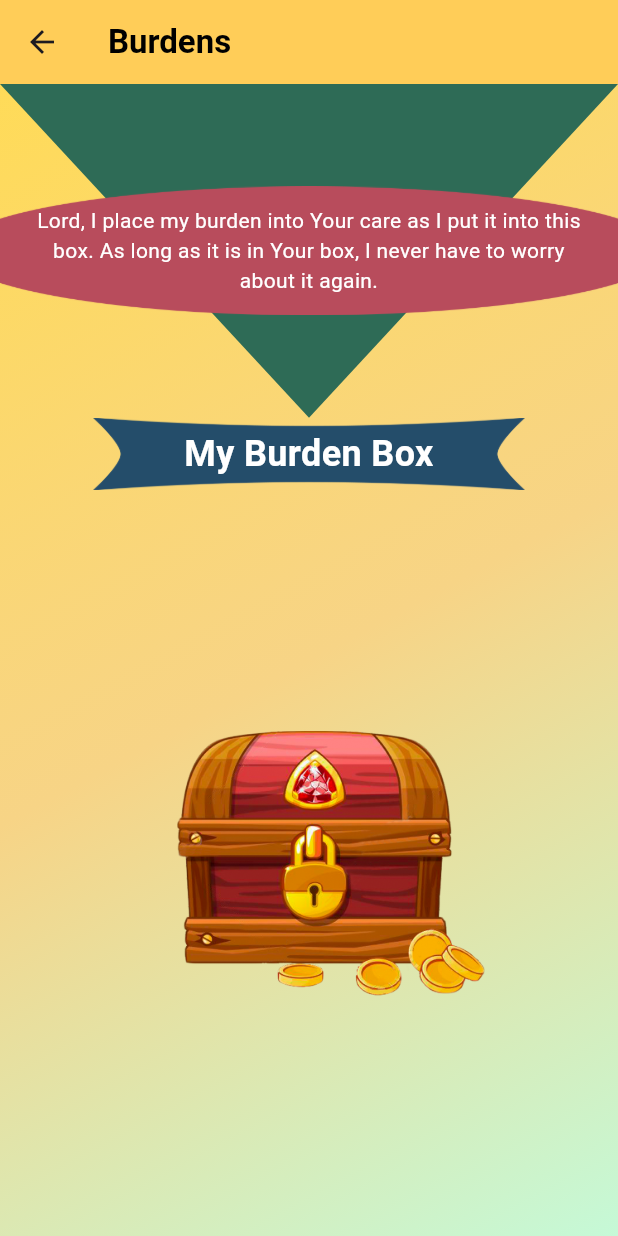
After one commit to Jakebluhm/morning_mustard, a Flutter app: the BoxPage screen opened by its route, on a phone screen of 412 x 824 dp. The commit adds this screen. Run offline on Flutter 3.47's test engine with Material 3 defaults, Android fonts, the phone set to English and light mode, and no system bars; our stand-ins replace flutter_hooks, flutter_riverpod, freezed_annotation, go_router, hooks_riverpod, riverpod_annotation; generated files the repository leaves out were written again.

Commit message:
Burden box page

```diff
--- a/lib/constants/menu_button_data.dart
+++ b/lib/constants/menu_button_data.dart
@@ -27,7 +27,8 @@ List<ButtonItem> buttonItems = [
   ButtonItem(
       imagePath:
           'lib/assets/menu/menu_treasurebox.imageset/menu_treasurebox.png',
-      label: 'Label 6'),
+      label: 'Label 6',
+      route: AppRoutes.boxPage),
   ButtonItem(
       imagePath: 'lib/assets/menu/menu_bubble.imageset/menu_bubble.png',
       label: 'Label 2',
--- /dev/null
+++ b/lib/pages/box_page.dart
@@ -0,0 +1,219 @@
+import 'dart:math';
+
+import 'package:flutter/material.dart';
+import 'package:flutter_hooks/flutter_hooks.dart';
+import 'package:hooks_riverpod/hooks_riverpod.dart';
+import 'package:morning_mustard/providers/game/box_burdens_provider.dart';
+import 'package:morning_mustard/services/navigation_service/navigation_service.dart';
+import 'package:morning_mustard/widgets/burden_modal_widget.dart';
+import 'package:morning_mustard/widgets/heart_modal_widget.dart';
+
+class BoxPage extends HookConsumerWidget {
+  BoxPage();
+
+  @override
+  Widget build(BuildContext context, WidgetRef ref) {
+    final boxOpen = useState(false);
+    final burdens = ref.watch(burdensProvider);
+    final burdensNotifier = ref.watch(burdensProvider.notifier);
+
+    final currentBurden = useState<String>("");
+    final TextEditingController burdenController = useTextEditingController();
+
+    double screenWidth = MediaQuery.of(context).size.width;
+    double screenHeight = MediaQuery.of(context).size.height;
+    double imageHeight = screenHeight * 0.25;
+
+    // Function to add a verse to the list
+    void addBurden(String burden) {
+      if (burden.isNotEmpty) {
+        burdensNotifier.addBurden(burden);
+        currentBurden.value = burden;
+        burdenController.clear();
+      }
+    }
+
+    // Function to add a burden to the list
+    void deleteBurden(String burden) {
+      burdensNotifier.deleteBurden(burden);
+    }
+
+    void onInfoPress(
+      BuildContext context,
+    ) {
+      showDialog(
+        context: context,
+        builder: (BuildContext context) => BurdenModal(onRemove: deleteBurden),
+      );
+    }
+
+    return Scaffold(
+      appBar: AppBar(
+        title: const Text(
+          'Burdens',
+          style: TextStyle(color: Colors.black, fontWeight: FontWeight.bold),
+        ),
+        backgroundColor: Color.fromRGBO(255, 205, 88, 1),
+        leading: IconButton(
+          icon: const Icon(Icons.arrow_back),
+          onPressed: () {
+            ref.navigationService.goToMenuPage();
+            debugPrint("Left Icon button pressed!");
+          },
+        ),
+      ),
+      body: Container(
+        decoration: const BoxDecoration(
+          gradient: LinearGradient(
+              begin: Alignment.topLeft,
+              end: Alignment.bottomRight,
+              colors: [
+                Color.fromRGBO(255, 219, 88, 1.0),
+                Color.fromRGBO(0xf7, 0xd4, 0x86, 1.0),
+                Color.fromRGBO(0xc5, 0xf9, 0xd7, 1.0),
+              ]),
+        ),
+        child: Column(
+          children: [
+            Stack(
+              alignment: Alignment.center,
+              children: [
+                Transform.rotate(
+                  angle: pi,
+                  child: CustomPaint(
+                    size: Size(screenWidth, screenHeight * 0.27),
+                    painter: TrianglePainter(),
+                  ),
+                ),
+                Image.asset(
+                  'lib/assets/TreasureBox/Ellipse 1.imageset/Ellipse 1.png',
+                  fit: BoxFit.contain,
+                ),
+                Padding(
+                  padding: EdgeInsets.symmetric(horizontal: screenWidth * 0.06),
+                  child: const Text(
+                    'Lord, I place my burden into Your care as I put it into this box. As long as it is in Your box, I never have to worry about it again.',
+                    textAlign: TextAlign.center,
+                    style: TextStyle(color: Colors.white),
+                  ),
+                )
+              ],
+            ),
+            Padding(
+              padding: EdgeInsets.symmetric(horizontal: screenWidth * 0.15),
+              child: Stack(
+                alignment: Alignment.center,
+                children: [
+                  Image.asset(
+                    'lib/assets/TreasureBox/Shape 1.imageset/Shape 1.png',
+                    fit: BoxFit.contain,
+                  ),
+                  const Text(
+                    "My Burden Box",
+                    textAlign: TextAlign.center,
+                    style: TextStyle(
+                        color: Colors.white,
+                        fontSize: 24.0,
+                        fontWeight: FontWeight.bold),
+                  )
+                ],
+              ),
+            ),
+            Expanded(
+              child: GestureDetector(
+                onTap: () {
+                  if (boxOpen.value) {
+                    onInfoPress(context);
+                  }
+                  boxOpen.value = true;
+                },
+                child: Padding(
+                  padding: const EdgeInsets.symmetric(horizontal: 0),
+                  child: Stack(
+                    alignment: Alignment.center,
+                    children: [
+                      boxOpen.value
+                          ? Transform.translate(
+                              offset: Offset(imageHeight * 0.07, 0),
+                              child: Image.asset(
+                                'lib/assets/TreasureBox/box_opened.png',
+                                fit: BoxFit.contain,
+                                width: imageHeight,
+                              ),
+                            )
+                          : Transform.translate(
+                              offset: Offset(imageHeight * 0.07, 0),
+                              child: Image.asset(
+                                'lib/assets/TreasureBox/box_closed.png',
+                                fit: BoxFit.contain,
+                                width: imageHeight,
+                              ),
+                            ),
+                      Padding(
+                        padding: const EdgeInsets.symmetric(horizontal: 16.0),
+                        child: Transform.translate(
+                          offset: Offset(0, imageHeight * -0.12),
+                          child: Container(
+                            decoration: BoxDecoration(
+                                borderRadius:
+                                    const BorderRadius.all(Radius.circular(10)),
+                                color: burdens.current.length > 0
+                                    ? Colors.white.withOpacity(0.65)
+                                    : Colors.transparent),
+                            child: Padding(
+                              padding: const EdgeInsets.all(8.0),
+                              child: Text(
+                                burdens.current.length > 0
+                                    ? burdens.current.last
+                                    : '',
+                                style: TextStyle(fontWeight: FontWeight.w500),
+                                textAlign: TextAlign.center,
+                              ),
+                            ),
+                          ),
+                        ),
+                      ),
+                    ],
+                  ),
+                ),
+              ),
+            ),
+            boxOpen.value
+                ? Padding(
+                    padding: EdgeInsets.all(8.0),
+                    child: TextField(
+                      controller: burdenController,
+                      onSubmitted: addBurden,
+                      decoration: InputDecoration(
+                        border: OutlineInputBorder(),
+                        labelText: 'Add a Burden',
+                      ),
+                    ),
+                  )
+                : Container(),
+          ],
+        ),
+      ),
+    );
+  }
+}
+
+class TrianglePainter extends CustomPainter {
+  @override
+  void paint(Canvas canvas, Size size) {
+    var paint = Paint()
+      ..color = Color.fromRGBO(46, 107, 86, 1)
+      ..style = PaintingStyle.fill;
+
+    var path = Path();
+    path.moveTo(size.width / 2, 0);
+    path.lineTo(size.width, size.height);
+    path.lineTo(0, size.height);
+    path.close();
+
+    canvas.drawPath(path, paint);
+  }
+
+  @override
+  bool shouldRepaint(CustomPainter oldDelegate) => false;
+}
--- /dev/null
+++ b/lib/providers/game/box_burdens_provider.dart
@@ -0,0 +1,29 @@
+import 'package:flutter/foundation.dart';
+import 'package:flutter_riverpod/flutter_riverpod.dart';
+import 'package:freezed_annotation/freezed_annotation.dart';
+part 'box_burdens_provider.freezed.dart';
+
+@freezed
+class Burdens with _$Burdens {
+  factory Burdens({
+    @Default([]) List<String> current,
+  }) = _Burdens;
+}
+
+final burdensProvider = StateNotifierProvider<BurdensNotifier, Burdens>(
+  (ref) => BurdensNotifier(),
+);
+
+class BurdensNotifier extends StateNotifier<Burdens> {
+  BurdensNotifier() : super(Burdens());
+
+  void addBurden(String burden) {
+    state = state.copyWith(current: [...state.current, burden]);
+  }
+
+  void deleteBurden(String burden) {
+    state = state.copyWith(
+      current: state.current.where((v) => v != burden).toList(),
+    );
+  }
+}
--- a/lib/router/app_router.dart
+++ b/lib/router/app_router.dart
@@ -4,6 +4,7 @@ import 'package:morning_mustard/pages/acts_page.dart';
 import 'package:morning_mustard/pages/armor_page.dart';
 import 'package:morning_mustard/pages/heart_page.dart';
 import 'package:morning_mustard/pages/home_page.dart';
+import 'package:morning_mustard/pages/box_page.dart';
 import 'package:morning_mustard/pages/menu_page.dart';
 import 'package:morning_mustard/pages/thoughts_page.dart';
 import 'package:morning_mustard/router/app_router_constants.dart';
@@ -48,7 +49,7 @@ class AppRouter {
           GoRoute(
             name: AppRoutes.boxPage.toName(),
             path: AppRoutes.boxPage.toPath(),
-            builder: (context, state) => Container(), // Placeholder for BoxPage
+            builder: (context, state) => BoxPage(), // Placeholder for BoxPage
           ),
           GoRoute(
             name: AppRoutes.heartPage.toName(),
```
Also changed, not shown: lib/pages/heart_page.dart (+8 -5 lines), lib/widgets/burden_modal_widget.dart (added, +70 -0 lines), pubspec.yaml (+7 -0 lines), lib/assets/TreasureBox/box_closed.png (added), lib/assets/TreasureBox/box_opened.png (added), lib/providers/game/box_burdens_provider.freezed.dart (added).
